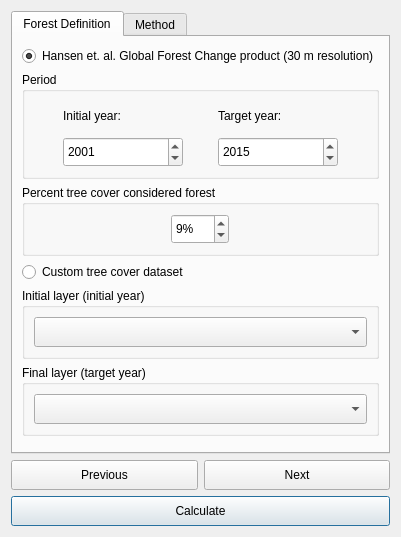
Old version of the form LDMP/gui/DlgCalculateTCData.ui in the repository ConservationInternational/trends.earth.
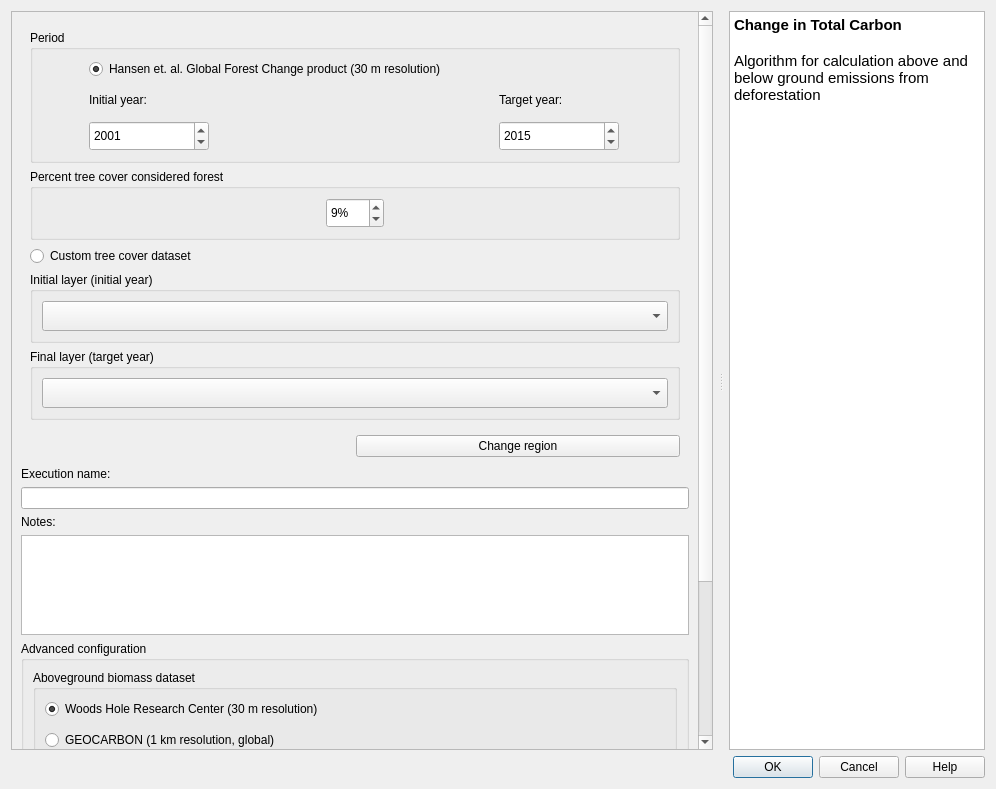
New version of the form. The open tabs and pages were chosen to show the change. Custom widgets are drawn as their Qt base class.

Commit message:
Algorithm dialog updates (#444)
Introduce refactored algorithm execution dialogues

Patch:
```diff
--- a/LDMP/gui/DlgCalculateTCData.ui
+++ b/LDMP/gui/DlgCalculateTCData.ui
@@ -6,8 +6,8 @@
    <rect>
     <x>0</x>
     <y>0</y>
-    <width>368</width>
-    <height>537</height>
+    <width>996</width>
+    <height>789</height>
    </rect>
   </property>
   <property name="sizePolicy">
@@ -21,41 +21,70 @@
   </property>
   <layout class="QVBoxLayout" name="verticalLayout">
    <item>
-    <widget class="QTabWidget" name="TabBox">
+    <widget class="QSplitter" name="splitter">
+     <property name="orientation">
+      <enum>Qt::Horizontal</enum>
+     </property>
+     <property name="handleWidth">
+      <number>16</number>
+     </property>
+     <widget class="QFrame" name="configurations">
      <property name="sizePolicy">
       <sizepolicy hsizetype="Expanding" vsizetype="Expanding">
-       <horstretch>0</horstretch>
+        <horstretch>2</horstretch>
        <verstretch>0</verstretch>
       </sizepolicy>
      </property>
-     <property name="tabShape">
-      <enum>QTabWidget::Rounded</enum>
-     </property>
-     <property name="currentIndex">
-      <number>1</number>
-     </property>
-     <widget class="QWidget" name="ForestDefinitionTab">
-      <attribute name="title">
-       <string>Forest Definition</string>
-      </attribute>
-      <layout class="QVBoxLayout" name="verticalLayout_5">
+      <property name="frameShape">
+       <enum>QFrame::NoFrame</enum>
+      </property>
+      <property name="frameShadow">
+       <enum>QFrame::Raised</enum>
+      </property>
+      <layout class="QVBoxLayout" name="verticalLayout_3">
+       <property name="leftMargin">
+        <number>0</number>
+       </property>
+       <property name="topMargin">
+        <number>0</number>
+       </property>
+       <property name="rightMargin">
+        <number>0</number>
+       </property>
+       <property name="bottomMargin">
+        <number>0</number>
+       </property>
        <item>
-        <widget class="QRadioButton" name="use_hansen">
-         <property name="text">
-          <string>Hansen et. al. Global Forest Change product (30 m resolution)</string>
-         </property>
-         <property name="checked">
+        <widget class="QScrollArea" name="scrollArea">
+         <property name="widgetResizable">
           <bool>true</bool>
          </property>
-        </widget>
-       </item>
+         <widget class="QWidget" name="scrollAreaWidgetContents">
+          <property name="geometry">
+           <rect>
+            <x>0</x>
+            <y>-258</y>
+            <width>690</width>
+            <height>996</height>
+           </rect>
+          </property>
+          <layout class="QVBoxLayout" name="verticalLayout_6">
+           <item>
+            <widget class="QFrame" name="setup_frame">
+             <property name="frameShape">
+              <enum>QFrame::NoFrame</enum>
+             </property>
+             <property name="frameShadow">
+              <enum>QFrame::Raised</enum>
+             </property>
+             <layout class="QVBoxLayout" name="verticalLayout_4">
        <item>
         <widget class="QGroupBox" name="groupBox_hansen_period">
          <property name="title">
           <string>Period</string>
          </property>
-         <layout class="QGridLayout" name="gridLayout_8">
-          <item row="1" column="1">
+                <layout class="QGridLayout" name="gridLayout_9">
+                 <item row="2" column="1">
            <widget class="QDateEdit" name="hansen_tg_year">
             <property name="sizePolicy">
              <sizepolicy hsizetype="Minimum" vsizetype="Minimum">
@@ -112,53 +141,7 @@
            </widget>
           </item>
           <item row="1" column="0">
-           <widget class="QDateEdit" name="hansen_bl_year">
-            <property name="sizePolicy">
-             <sizepolicy hsizetype="Minimum" vsizetype="Minimum">
-              <horstretch>0</horstretch>
-              <verstretch>0</verstretch>
-             </sizepolicy>
-            </property>
-            <property name="minimumSize">
-             <size>
-              <width>0</width>
-              <height>30</height>
-             </size>
-            </property>
-            <property name="maximumSize">
-             <size>
-              <width>120</width>
-              <height>35</height>
-             </size>
-            </property>
-            <property name="maximumDate">
-             <date>
-              <year>2015</year>
-              <month>12</month>
-              <day>31</day>
-             </date>
-            </property>
-            <property name="minimumDate">
-             <date>
-              <year>1992</year>
-              <month>1</month>
-              <day>1</day>
-             </date>
-            </property>
-            <property name="displayFormat">
-             <string notr="true">yyyy</string>
-            </property>
-            <property name="date">
-             <date>
-              <year>2001</year>
-              <month>1</month>
-              <day>1</day>
-             </date>
-            </property>
-           </widget>
-          </item>
-          <item row="0" column="0">
-           <widget class="QLabel" name="label_10">
+                  <widget class="QLabel" name="label_11">
             <property name="minimumSize">
              <size>
               <width>0</width>
@@ -176,8 +159,8 @@
             </property>
            </widget>
           </item>
-          <item row="0" column="1">
-           <widget class="QLabel" name="label_3">
+                 <item row="1" column="1">
+                  <widget class="QLabel" name="label_4">
             <property name="minimumSize">
              <size>
               <width>0</width>
@@ -189,6 +172,62 @@
             </property>
            </widget>
           </item>
+                 <item row="2" column="0">
+                  <widget class="QDateEdit" name="hansen_bl_year">
+                   <property name="sizePolicy">
+                    <sizepolicy hsizetype="Minimum" vsizetype="Minimum">
+                     <horstretch>0</horstretch>
+                     <verstretch>0</verstretch>
+                    </sizepolicy>
+                   </property>
+                   <property name="minimumSize">
+                    <size>
+                     <width>0</width>
+                     <height>30</height>
+                    </size>
+                   </property>
+                   <property name="maximumSize">
+                    <size>
+                     <width>120</width>
+                     <height>35</height>
+                    </size>
+                   </property>
+                   <property name="maximumDate">
+                    <date>
+                     <year>2015</year>
+                     <month>12</month>
+                     <day>31</day>
+                    </date>
+                   </property>
+                   <property name="minimumDate">
+                    <date>
+                     <year>1992</year>
+                     <month>1</month>
+                     <day>1</day>
+                    </date>
+                   </property>
+                   <property name="displayFormat">
+                    <string notr="true">yyyy</string>
+                   </property>
+                   <property name="date">
+                    <date>
+                     <year>2001</year>
+                     <month>1</month>
+                     <day>1</day>
+                    </date>
+                   </property>
+                  </widget>
+                 </item>
+                 <item row="0" column="0">
+                  <widget class="QRadioButton" name="use_hansen">
+                   <property name="text">
+                    <string>Hansen et. al. Global Forest Change product (30 m resolution)</string>
+                   </property>
+                   <property name="checked">
+                    <bool>true</bool>
+                   </property>
+                  </widget>
+                 </item>
          </layout>
         </widget>
        </item>
@@ -197,7 +236,7 @@
          <property name="title">
           <string>Percent tree cover considered forest</string>
          </property>
-         <layout class="QGridLayout" name="gridLayout_2">
+                <layout class="QGridLayout" name="gridLayout_3">
           <item row="0" column="0">
            <widget class="QSpinBox" name="hansen_fc_threshold">
             <property name="sizePolicy">
@@ -313,32 +352,99 @@
          </layout>
         </widget>
        </item>
+             </layout>
+            </widget>
+           </item>
        <item>
-        <spacer name="verticalSpacer">
-         <property name="orientation">
-          <enum>Qt::Vertical</enum>
-         </property>
-         <property name="sizeHint" stdset="0">
-          <size>
-           <width>20</width>
-           <height>40</height>
-          </size>
-         </property>
-        </spacer>
-       </item>
-      </layout>
-     </widget>
-     <widget class="QWidget" name="MethodTab">
-      <attribute name="title">
-       <string>Method</string>
-      </attribute>
-      <layout class="QVBoxLayout" name="verticalLayout_4">
+            <layout class="QHBoxLayout" name="horizontalLayout">
+             <property name="leftMargin">
+              <number>5</number>
+             </property>
+             <property name="rightMargin">
+              <number>9</number>
+             </property>
+             <property name="bottomMargin">
+              <number>4</number>
+             </property>
+             <item>
+              <widget class="QLabel" name="region_la">
+               <property name="toolTip">
+                <string>The current selected region of interest</string>
+               </property>
+               <property name="text">
+                <string/>
+               </property>
+               <property name="wordWrap">
+                <bool>true</bool>
+               </property>
+              </widget>
+             </item>
+             <item>
+              <widget class="QPushButton" name="region_button">
+               <property name="toolTip">
+                <string>&lt;html&gt;&lt;head/&gt;&lt;body&gt;&lt;p&gt;Opens settings dialog in order to change region of interest.&lt;/p&gt;&lt;p&gt;&lt;br/&gt;&lt;/p&gt;&lt;/body&gt;&lt;/html&gt;</string>
+               </property>
+               <property name="text">
+                <string>Change region</string>
+               </property>
+              </widget>
+             </item>
+            </layout>
+           </item>
+           <item>
+            <widget class="QLabel" name="execution_name_la">
+             <property name="text">
+              <string>Execution name:</string>
+             </property>
+            </widget>
+           </item>
+           <item>
+            <widget class="QLineEdit" name="execution_name_le"/>
+           </item>
+           <item>
+            <widget class="QLabel" name="task_notes_la">
+             <property name="text">
+              <string>Notes:</string>
+             </property>
+            </widget>
+           </item>
+           <item>
+            <widget class="QTextEdit" name="task_notes">
+             <property name="sizePolicy">
+              <sizepolicy hsizetype="Expanding" vsizetype="Minimum">
+               <horstretch>0</horstretch>
+               <verstretch>0</verstretch>
+              </sizepolicy>
+             </property>
+             <property name="minimumSize">
+              <size>
+               <width>0</width>
+               <height>0</height>
+              </size>
+             </property>
+             <property name="maximumSize">
+              <size>
+               <width>16777215</width>
+               <height>100</height>
+              </size>
+             </property>
+            </widget>
+           </item>
+           <item>
+            <widget class="QgsCollapsibleGroupBox" name="advanced_configurations">
+             <property name="title">
+              <string>Advanced configuration</string>
+             </property>
+             <property name="collapsed">
+              <bool>false</bool>
+             </property>
+             <layout class="QVBoxLayout" name="verticalLayout_7">
        <item>
         <widget class="QGroupBox" name="groupBox">
          <property name="title">
           <string>Aboveground biomass dataset</string>
          </property>
-         <layout class="QVBoxLayout" name="verticalLayout_3">
+                <layout class="QVBoxLayout" name="verticalLayout_5">
           <item>
            <widget class="QRadioButton" name="radioButton_carbon_woods_hole">
             <property name="text">
@@ -435,15 +541,18 @@
          </layout>
         </widget>
        </item>
+             </layout>
+            </widget>
+           </item>
        <item>
-        <spacer name="verticalSpacer_2">
+            <spacer name="verticalSpacer">
          <property name="orientation">
           <enum>Qt::Vertical</enum>
          </property>
          <property name="sizeHint" stdset="0">
           <size>
            <width>20</width>
-           <height>40</height>
+               <height>23</height>
           </size>
          </property>
         </spacer>
@@ -452,70 +561,55 @@
      </widget>
     </widget>
    </item>
-   <item>
-    <layout class="QGridLayout" name="gridLayout_3">
-     <item row="2" column="0" colspan="2">
-      <widget class="QPushButton" name="button_calculate">
-       <property name="sizePolicy">
-        <sizepolicy hsizetype="Minimum" vsizetype="Minimum">
-         <horstretch>0</horstretch>
-         <verstretch>0</verstretch>
-        </sizepolicy>
-       </property>
-       <property name="minimumSize">
-        <size>
-         <width>0</width>
-         <height>30</height>
-        </size>
-       </property>
-       <property name="text">
-        <string>Calculate</string>
-       </property>
-      </widget>
-     </item>
-     <item row="1" column="0">
-      <widget class="QPushButton" name="button_prev">
-       <property name="sizePolicy">
-        <sizepolicy hsizetype="Minimum" vsizetype="Minimum">
-         <horstretch>0</horstretch>
-         <verstretch>0</verstretch>
-        </sizepolicy>
-       </property>
-       <property name="minimumSize">
-        <size>
-         <width>0</width>
-         <height>30</height>
-        </size>
-       </property>
-       <property name="text">
-        <string>Previous</string>
-       </property>
-      </widget>
-     </item>
-     <item row="1" column="1">
-      <widget class="QPushButton" name="button_next">
-       <property name="sizePolicy">
-        <sizepolicy hsizetype="Minimum" vsizetype="Minimum">
-         <horstretch>0</horstretch>
-         <verstretch>0</verstretch>
-        </sizepolicy>
-       </property>
-       <property name="minimumSize">
-        <size>
-         <width>0</width>
-         <height>30</height>
-        </size>
-       </property>
-       <property name="text">
-        <string>Next</string>
-       </property>
-      </widget>
-     </item>
-    </layout>
+      </layout>
+     </widget>
+     <widget class="QTextBrowser" name="alg_help">
+      <property name="sizePolicy">
+       <sizepolicy hsizetype="Expanding" vsizetype="Expanding">
+        <horstretch>0</horstretch>
+        <verstretch>0</verstretch>
+       </sizepolicy>
+      </property>
+      <property name="accessibleName">
+       <string/>
+      </property>
+      <property name="html">
+       <string>&lt;!DOCTYPE HTML PUBLIC &quot;-//W3C//DTD HTML 4.0//EN&quot; &quot;http://www.w3.org/TR/REC-html40/strict.dtd&quot;&gt;
+&lt;html&gt;&lt;head&gt;&lt;meta name=&quot;qrichtext&quot; content=&quot;1&quot; /&gt;&lt;style type=&quot;text/css&quot;&gt;
+p, li { white-space: pre-wrap; }
+&lt;/style&gt;&lt;/head&gt;&lt;body style=&quot; font-family:'Ubuntu'; font-size:11pt; font-weight:400; font-style:normal;&quot;&gt;
+&lt;p style=&quot; margin-top:0px; margin-bottom:0px; margin-left:0px; margin-right:0px; -qt-block-indent:0; text-indent:0px;&quot;&gt;&lt;span style=&quot; font-weight:600;&quot;&gt;Change in Total Carbon&lt;/span&gt;&lt;/p&gt;
+&lt;p style=&quot;-qt-paragraph-type:empty; margin-top:0px; margin-bottom:0px; margin-left:0px; margin-right:0px; -qt-block-indent:0; text-indent:0px; font-weight:600;&quot;&gt;&lt;br /&gt;&lt;/p&gt;
+&lt;p style=&quot; margin-top:0px; margin-bottom:0px; margin-left:0px; margin-right:0px; -qt-block-indent:0; text-indent:0px;&quot;&gt;Algorithm for calculation above and below ground emissions from deforestation&lt;/p&gt;&lt;/body&gt;&lt;/html&gt;</string>
+      </property>
+      <property name="openExternalLinks">
+       <bool>true</bool>
+      </property>
+      <property name="openLinks">
+       <bool>false</bool>
+      </property>
+     </widget>
+    </widget>
+   </item>
+   <item>
+    <widget class="QDialogButtonBox" name="button_box">
+     <property name="orientation">
+      <enum>Qt::Horizontal</enum>
+     </property>
+     <property name="standardButtons">
+      <set>QDialogButtonBox::Cancel|QDialogButtonBox::Help|QDialogButtonBox::Ok</set>
+     </property>
+    </widget>
    </item>
   </layout>
  </widget>
  <customwidgets>
+  <customwidget>
+   <class>QgsCollapsibleGroupBox</class>
+   <extends>QGroupBox</extends>
+   <header>qgis.gui</header>
+   <container>1</container>
+  </customwidget>
   <customwidget>
    <class>WidgetDataIOSelectTELayerImport</class>
    <extends>QComboBox</extends>
```
Left out of the diff: 14 changed lines with no effect on the pictures. Lines whose indentation alone changed are shown as unchanged. The commit also changes 20 other files.
